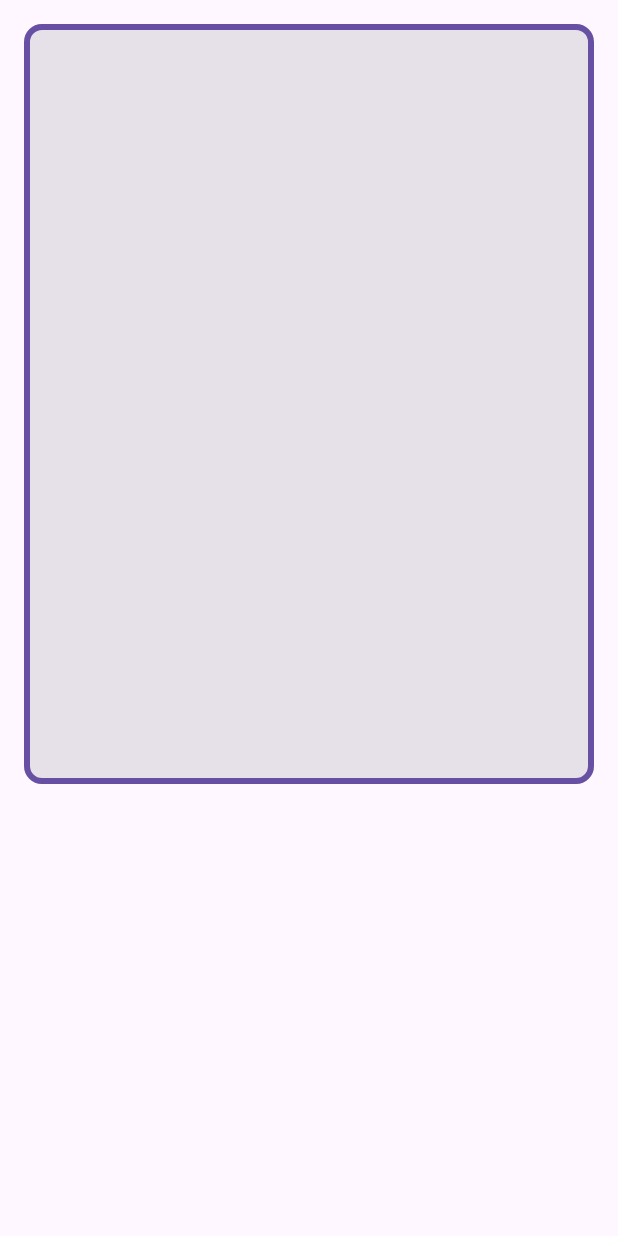
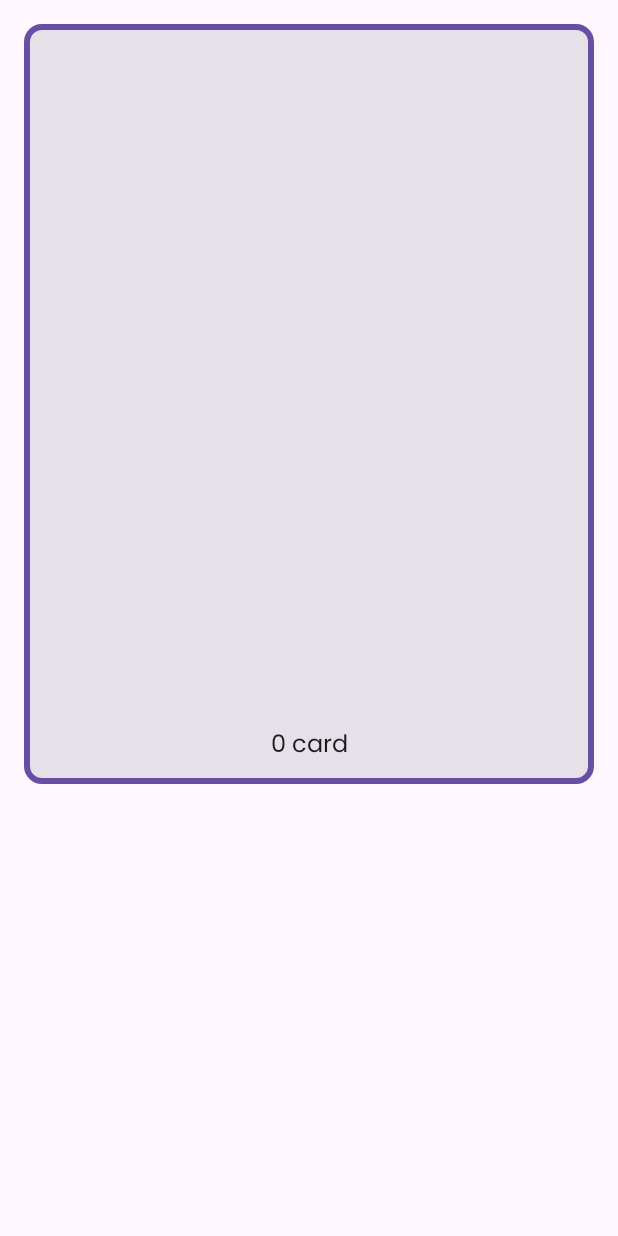
Before and after one commit to AaronValentino/studyProject-FlashCardApp, an Android app built with Jetpack Compose: the composable GenerateCard called with empty values, on a phone screen of 412 x 824 dp. Run offline under Robolectric (Android 15) with nearby library versions, the phone set to English and light mode, and no system bars.

Commit message:
Change the logic in line 113 to print 'card' for 0 or 1 else 'cards' based on numOfCards

```diff
--- a/app/src/main/java/com/example/flashcardapp/deck/DeckListScreen.kt
+++ b/app/src/main/java/com/example/flashcardapp/deck/DeckListScreen.kt
@@ -110,7 +110,7 @@ private fun GenerateCard(
             )
             Spacer(modifier = Modifier.weight(1f))
             Text(
-                text = "${ if (numOfCards == 0) "" else numOfCards }",
+                text = if (numOfCards == 0 || numOfCards == 1) "$numOfCards card" else "$numOfCards cards",
                 style = MaterialTheme1.typography.bodyMedium
             )
         }
```
